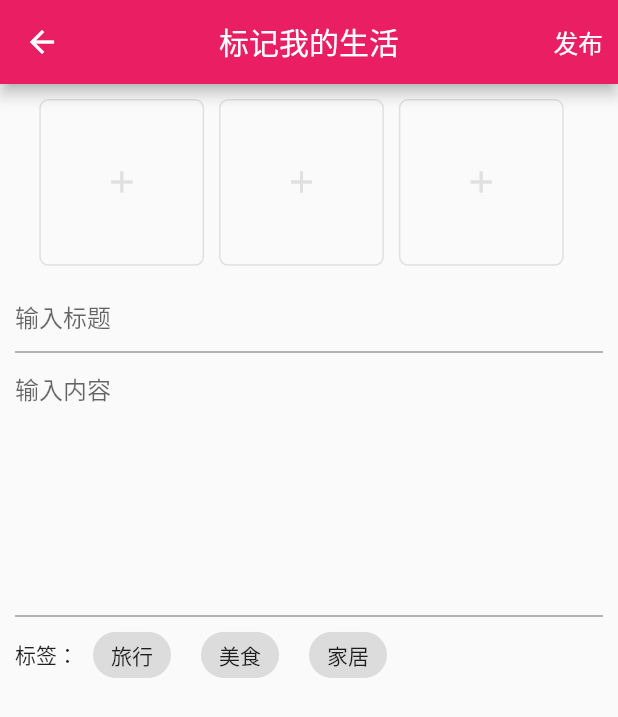
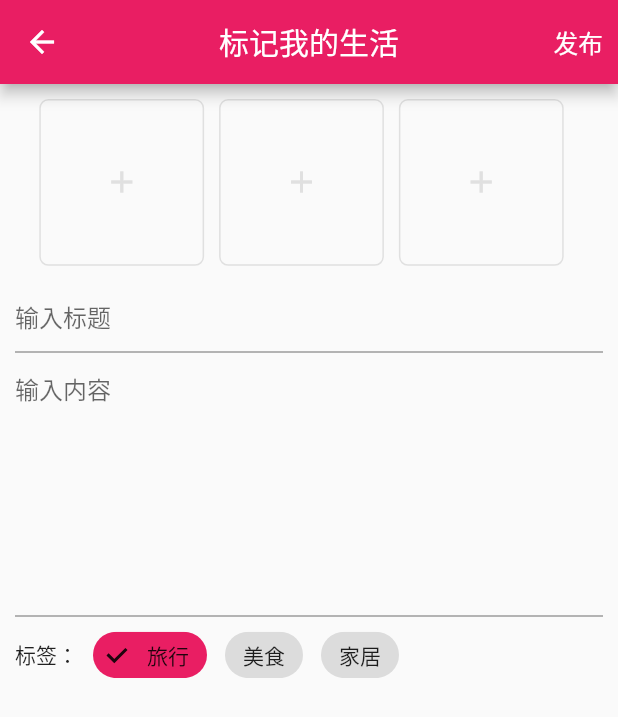
Before and after one commit to cqingt/xiaohongsh, a Flutter app: the AddPage screen opened directly, after a tap on "旅行", on a phone screen of 412 x 824 dp. Shown: the top 717 px of the screen. Run offline on Flutter 3.47's test engine with Material 2 defaults, Android fonts, the phone set to English and light mode, and no system bars; our stand-ins replace flutter_screenutil, flutter_swiper; missing offline and left inert: provide; statements that could not run were skipped.

Commit message:
add page

```diff
--- a/lib/pages/add_page.dart
+++ b/lib/pages/add_page.dart
@@ -1,7 +1,14 @@
 import 'package:flutter/material.dart';
 import 'package:flutter_screenutil/flutter_screenutil.dart';
 
-class AddPage extends StatelessWidget {
+class AddPage extends StatefulWidget {
+  @override
+  _AddPageState createState() => _AddPageState();
+}
+
+class _AddPageState extends State<AddPage> {
+  String category = '';
+
   @override
   Widget build(BuildContext context) {
     return Scaffold(
@@ -49,16 +56,51 @@ class AddPage extends StatelessWidget {
             child: Text('标签：'),
           ),
           Container(
-            margin: EdgeInsets.only(left: 10,right: 10),
-            child: FilterChip(label: Text('旅行'), onSelected: (bool value) {}),
+            margin: EdgeInsets.only(left: 10, right: 2),
+            child: FilterChip(
+              selectedColor: Colors.pink,
+              label: Text('旅行'),
+              onSelected: (bool value) {
+                setState(() {
+                  if (value == true) {
+                    category = '旅行';
+                  }
+                });
+              },
+              selected: category == '旅行',
+            ),
           ),
           Container(
-            margin: EdgeInsets.only(left: 10,right: 10),
-            child: FilterChip(label: Text('美食'), onSelected: (bool value) {}),
+            margin: EdgeInsets.only(left: 10, right: 2),
+            child: FilterChip(
+//              backgroundColor: Colors.pink,
+              selectedColor: Colors.pink,
+
+              label: Text('美食',),
+              onSelected: (bool value) {
+                setState(() {
+                  if (value == true) {
+                    category = '美食';
+                  }
+                });
+              },
+              selected: category == '美食',
+            ),
           ),
           Container(
-            margin: EdgeInsets.only(left: 10,right: 10),
-            child:  FilterChip(label: Text('家居'), onSelected: (bool value) {}),
+            margin: EdgeInsets.only(left: 10, right: 2),
+            child: FilterChip(
+              selectedColor: Colors.pink,
+              label: Text('家居'),
+              onSelected: (bool value) {
+                setState(() {
+                  if (value == true) {
+                    category = '家居';
+                  }
+                });
+              },
+              selected: category == '家居',
+            ),
           ),
         ],
       ),
```
Also changed, not shown: lib/pages/detail_page.dart (+9 -5 lines).
